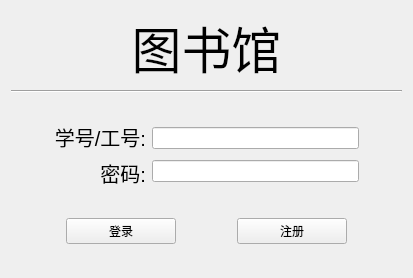
Qt form ui_user/user_interface.ui (mubai632/Python_library) before a commit.
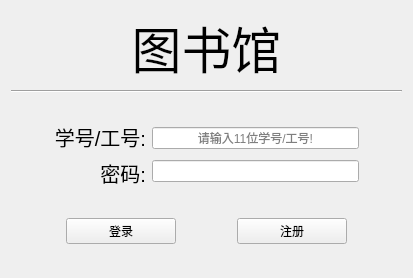
The same form after that commit.

Patch:
```diff
--- a/ui_user/user_interface.ui
+++ b/ui_user/user_interface.ui
@@ -115,6 +115,9 @@
            <property name="alignment">
             <set>Qt::AlignCenter</set>
            </property>
+           <property name="placeholderText">
+            <string>请输入11位学号/工号!</string>
+           </property>
           </widget>
          </item>
          <item>
```
Left out of the diff: 3 changed lines with no effect on the pictures.
